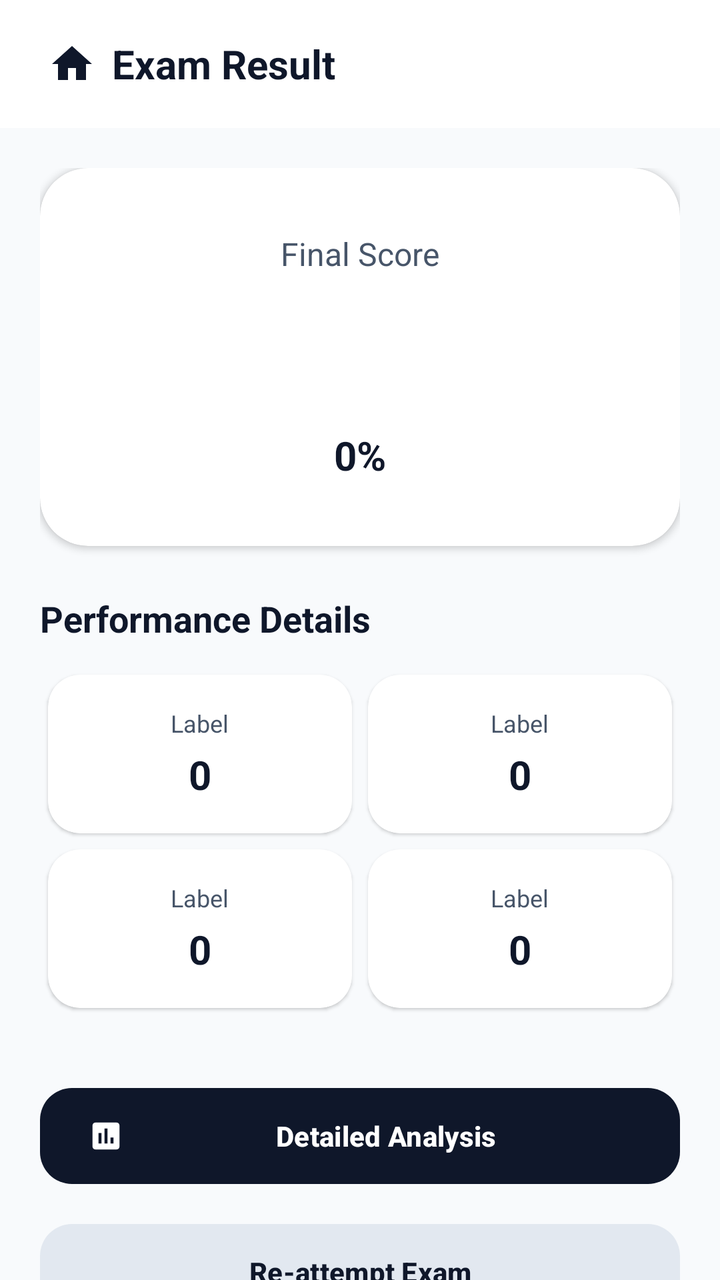
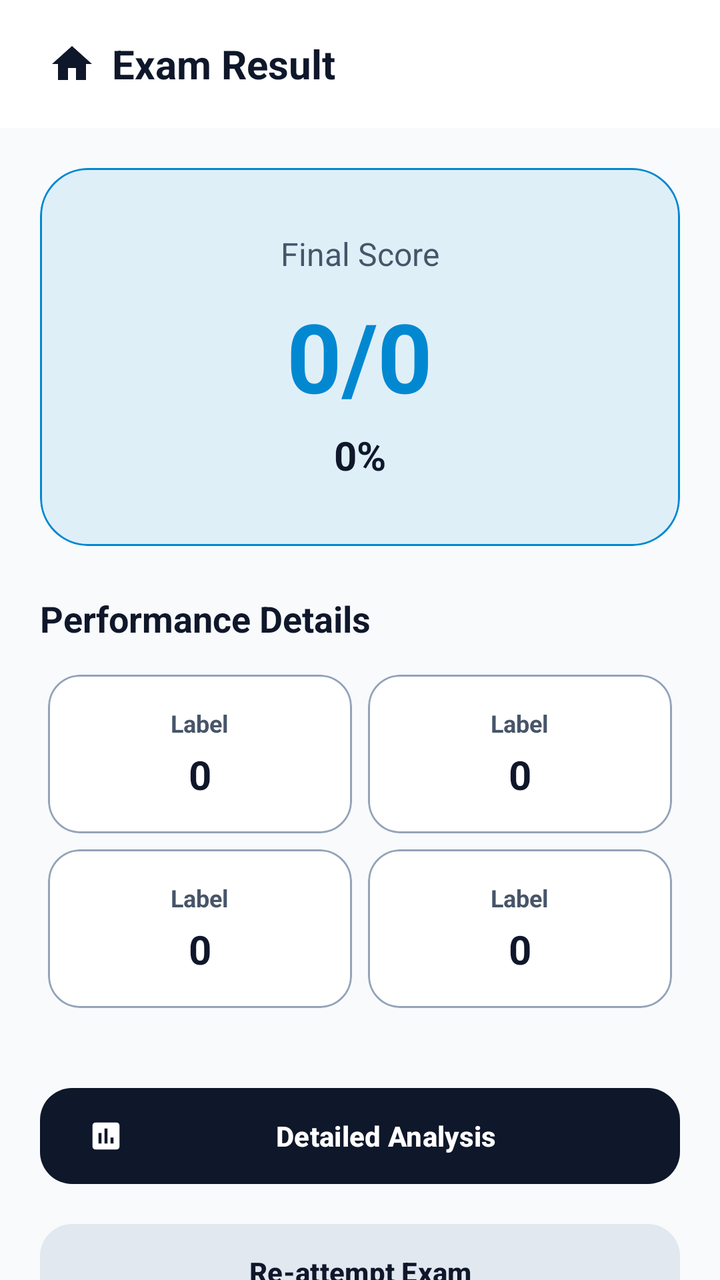

An Android layout rendered at two revisions. The XML below is the earlier revision; the diff shows what the commit changed to produce the second picture.
<!-- AndroidManifest.xml: application theme Theme.TestMaster -->
<!-- res/layout/activity_result.xml -->
<?xml version="1.0" encoding="utf-8"?>
<androidx.coordinatorlayout.widget.CoordinatorLayout xmlns:android="http://schemas.android.com/apk/res/android"
    xmlns:app="http://schemas.android.com/apk/res-auto"
    xmlns:tools="http://schemas.android.com/tools"
    android:layout_width="match_parent"
    android:layout_height="match_parent"
    android:background="@color/background"
    tools:context=".activities.ResultActivity">

    <com.google.android.material.appbar.AppBarLayout
        android:layout_width="match_parent"
        android:layout_height="wrap_content"
        app:elevation="0dp">

        <androidx.appcompat.widget.Toolbar
            android:id="@+id/toolbar"
            android:layout_width="match_parent"
            android:layout_height="?attr/actionBarSize"
            android:background="@color/surface">

            <ImageButton
                android:id="@+id/ib_home"
                android:layout_width="40dp"
                android:layout_height="40dp"
                android:background="?attr/selectableItemBackgroundBorderless"
                android:src="@drawable/baseline_home_24"
                app:tint="@color/text_primary" />

            <TextView
                android:layout_width="wrap_content"
                android:layout_height="wrap_content"
                android:layout_marginStart="16dp"
                android:text="Exam Result"
                android:textColor="@color/text_primary"
                android:textSize="20sp"
                android:textStyle="bold" />

        </androidx.appcompat.widget.Toolbar>
    </com.google.android.material.appbar.AppBarLayout>

    <androidx.core.widget.NestedScrollView
        android:layout_width="match_parent"
        android:layout_height="match_parent"
        app:layout_behavior="@string/appbar_scrolling_view_behavior">

        <LinearLayout
            android:layout_width="match_parent"
            android:layout_height="wrap_content"
            android:orientation="vertical"
            android:padding="20dp">

            <com.google.android.material.card.MaterialCardView
                android:layout_width="match_parent"
                android:layout_height="wrap_content"
                app:cardCornerRadius="24dp"
                app:cardElevation="2dp"
                app:strokeWidth="0dp">

                <LinearLayout
                    android:layout_width="match_parent"
                    android:layout_height="wrap_content"
                    android:gravity="center"
                    android:orientation="vertical"
                    android:padding="32dp">

                    <TextView
                        android:layout_width="wrap_content"
                        android:layout_height="wrap_content"
                        android:text="Final Score"
                        android:textColor="@color/text_secondary"
                        android:textSize="16sp" />

                    <TextView
                        android:id="@+id/total_marks"
                        android:layout_width="wrap_content"
                        android:layout_height="wrap_content"
                        android:layout_marginTop="8dp"
                        android:text="0/0"
                        android:textColor="@color/primary"
                        android:textSize="48sp"
                        android:textStyle="bold" />

                    <TextView
                        android:id="@+id/percentage"
                        android:layout_width="wrap_content"
                        android:layout_height="wrap_content"
                        android:layout_marginTop="4dp"
                        android:text="0%"
                        android:textColor="@color/text_primary"
                        android:textSize="20sp"
                        android:textStyle="bold" />

                </LinearLayout>
            </com.google.android.material.card.MaterialCardView>

            <TextView
                android:layout_width="wrap_content"
                android:layout_height="wrap_content"
                android:layout_marginTop="24dp"
                android:layout_marginBottom="12dp"
                android:text="Performance Details"
                android:textColor="@color/text_primary"
                android:textSize="18sp"
                android:textStyle="bold" />

            <GridLayout
                android:layout_width="match_parent"
                android:layout_height="wrap_content"
                android:alignmentMode="alignMargins"
                android:columnCount="2"
                android:columnOrderPreserved="false">

                
                <include
                    android:id="@+id/card_correct"
                    layout="@layout/layout_result_stat_item"
                    android:layout_width="0dp"
                    android:layout_height="wrap_content"
                    android:layout_columnWeight="1"
                    android:layout_margin="4dp" />

                
                <include
                    android:id="@+id/card_incorrect"
                    layout="@layout/layout_result_stat_item"
                    android:layout_width="0dp"
                    android:layout_height="wrap_content"
                    android:layout_columnWeight="1"
                    android:layout_margin="4dp" />

                
                <include
                    android:id="@+id/card_unattempted"
                    layout="@layout/layout_result_stat_item"
                    android:layout_width="0dp"
                    android:layout_height="wrap_content"
                    android:layout_columnWeight="1"
                    android:layout_margin="4dp" />

                
                <include
                    android:id="@+id/card_accuracy"
                    layout="@layout/layout_result_stat_item"
                    android:layout_width="0dp"
                    android:layout_height="wrap_content"
                    android:layout_columnWeight="1"
                    android:layout_margin="4dp" />

            </GridLayout>

            <LinearLayout
                android:layout_width="match_parent"
                android:layout_height="wrap_content"
                android:layout_marginTop="32dp"
                android:orientation="vertical">

                <com.google.android.material.button.MaterialButton
                    android:id="@+id/btn_analysis"
                    style="@style/Widget.Material3.Button"
                    android:layout_width="match_parent"
                    android:layout_height="56dp"
                    android:text="Detailed Analysis"
                    android:textColor="@color/primary"
                    android:textStyle="bold"
                    app:backgroundTint="@color/onPrimary"
                    app:cornerRadius="16dp"
                    app:icon="@drawable/baseline_assessment_24"
                    app:iconTint="@color/primary" />

                <com.google.android.material.button.MaterialButton
                    android:id="@+id/tv_reattempt"
                    style="@style/Widget.Material3.Button.TonalButton"
                    android:layout_width="match_parent"
                    android:layout_height="56dp"
                    android:layout_marginTop="12dp"
                    android:text="Re-attempt Exam"
                    android:textColor="@color/onPrimary"
                    android:textStyle="bold"
                    app:backgroundTint="@color/primary_variant"
                    app:cornerRadius="16dp" />

            </LinearLayout>

        </LinearLayout>
    </androidx.core.widget.NestedScrollView>

</androidx.coordinatorlayout.widget.CoordinatorLayout>
<!-- res/layout/layout_result_stat_item.xml (included above) -->
<?xml version="1.0" encoding="utf-8"?>
<com.google.android.material.card.MaterialCardView xmlns:android="http://schemas.android.com/apk/res/android"
    xmlns:app="http://schemas.android.com/apk/res-auto"
    android:layout_width="match_parent"
    android:layout_height="wrap_content"
    app:cardCornerRadius="16dp"
    app:cardElevation="1dp"
    app:strokeWidth="0dp">

    <LinearLayout
        android:layout_width="match_parent"
        android:layout_height="wrap_content"
        android:gravity="center"
        android:orientation="vertical"
        android:padding="16dp">

        <TextView
            android:id="@+id/stat_label"
            android:layout_width="wrap_content"
            android:layout_height="wrap_content"
            android:text="Label"
            android:textColor="@color/text_secondary"
            android:textSize="12sp" />

        <TextView
            android:id="@+id/stat_value"
            android:layout_width="wrap_content"
            android:layout_height="wrap_content"
            android:layout_marginTop="4dp"
            android:text="0"
            android:textColor="@color/text_primary"
            android:textSize="20sp"
            android:textStyle="bold" />

    </LinearLayout>
</com.google.android.material.card.MaterialCardView>
<!-- resources referenced by this layout -->
<resources>
  <color name="background">#F8FAFC</color>
  <color name="onPrimary">#0F172A</color>
  <color name="primary">#FFFFFF</color>
  <color name="primary_variant">#E2E8F0</color>
  <color name="surface">#FFFFFF</color>
  <color name="text_primary">#0F172A</color>
  <color name="text_secondary">#475569</color>
  <!-- drawable baseline_assessment_24 (drawable) -->
  <vector xmlns:android="http://schemas.android.com/apk/res/android"
      android:width="24dp"
      android:height="24dp"
      android:viewportWidth="24"
      android:viewportHeight="24"
      android:tint="?attr/colorControlNormal">
    <path
        android:fillColor="@android:color/white"
        android:pathData="M19,3H5C3.9,3 3,3.9 3,5V19C3,20.1 3.9,21 5,21H19C20.1,21 21,20.1 21,19V5C21,3.9 20.1,3 19,3ZM9,17H7V10H9V17ZM13,17H11V7H13V17ZM17,17H15V13H17V17Z"/>
  </vector>
  <!-- drawable baseline_home_24 (drawable) -->
  <vector android:height="24dp" android:tint="#000000"
      android:viewportHeight="24" android:viewportWidth="24"
      android:width="24dp" xmlns:android="http://schemas.android.com/apk/res/android">
      <path android:fillColor="@android:color/white" android:pathData="M10,20v-6h4v6h5v-8h3L12,3 2,12h3v8z"/>
  </vector>
  <style name="Theme.TestMaster" parent="Base.Theme.TestMaster" />
  <style name="Base.Theme.TestMaster" parent="Theme.Material3.DayNight.NoActionBar">
          
          <item name="colorPrimary">@color/primary</item>
          <item name="colorOnPrimary">@color/onPrimary</item>
          <item name="colorPrimaryContainer">@color/primaryContainer</item>
          <item name="colorOnPrimaryContainer">@color/onPrimaryContainer</item>
  
          <item name="colorSecondary">@color/secondary</item>
          <item name="colorOnSecondary">@color/onSecondary</item>
          <item name="colorSecondaryContainer">@color/secondaryContainer</item>
          <item name="colorOnSecondaryContainer">@color/onSecondaryContainer</item>
  
          
          <item name="android:windowBackground">@color/background</item>
          <item name="colorSurface">@color/surface</item>
          <item name="colorOnSurface">@color/onSurface</item>
          <item name="colorSurfaceVariant">@color/surfaceVariant</item>
          <item name="colorOnSurfaceVariant">@color/onSurfaceVariant</item>
          <item name="colorOutline">@color/outline</item>
  
          
          <item name="colorError">@color/error</item>
          <item name="colorOnError">@color/onError</item>
          <item name="colorErrorContainer">@color/errorContainer</item>
          <item name="colorOnErrorContainer">@color/onErrorContainer</item>
  
          
          <item name="android:statusBarColor">@color/surface</item>
          <item name="android:windowLightStatusBar">true</item>
      </style>
  <color name="primaryContainer">#F1F5F9</color>
  <color name="onPrimaryContainer">#0F172A</color>
  <color name="secondary">#64748B</color>
  <color name="onSecondary">#FFFFFF</color>
  <color name="secondaryContainer">#E2E8F0</color>
  <color name="onSecondaryContainer">#0F172A</color>
  <color name="onSurface">#0F172A</color>
  <color name="surfaceVariant">#E2E8F0</color>
  <color name="onSurfaceVariant">#475569</color>
  <color name="outline">#94A3B8</color>
  <color name="error">#DC2626</color>
  <color name="onError">#FFFFFF</color>
  <color name="errorContainer">#FEE2E2</color>
  <color name="onErrorContainer">#7F1D1D</color>
</resources>

<!-- the commit's change to res/layout/activity_result.xml (unified diff, before → after) -->
@@ -50,11 +50,14 @@
             android:padding="20dp">
 
             <com.google.android.material.card.MaterialCardView
+                android:id="@+id/card_score_banner"
                 android:layout_width="match_parent"
                 android:layout_height="wrap_content"
+                app:cardBackgroundColor="@color/blue_bg"
                 app:cardCornerRadius="24dp"
-                app:cardElevation="2dp"
-                app:strokeWidth="0dp">
+                app:cardElevation="0dp"
+                app:strokeColor="@color/bluetint"
+                app:strokeWidth="1dp">
 
                 <LinearLayout
                     android:layout_width="match_parent"
@@ -67,7 +70,7 @@
                         android:layout_width="wrap_content"
                         android:layout_height="wrap_content"
                         android:text="Final Score"
-                        android:textColor="@color/text_secondary"
+                        android:textColor="@color/onSurfaceVariant"
                         android:textSize="16sp" />
 
                     <TextView
@@ -76,7 +79,7 @@
                         android:layout_height="wrap_content"
                         android:layout_marginTop="8dp"
                         android:text="0/0"
-                        android:textColor="@color/primary"
+                        android:textColor="@color/bluetint"
                         android:textSize="48sp"
                         android:textStyle="bold" />
 
@@ -86,7 +89,7 @@
                         android:layout_height="wrap_content"
                         android:layout_marginTop="4dp"
                         android:text="0%"
-                        android:textColor="@color/text_primary"
+                        android:textColor="@color/onSurface"
                         android:textSize="20sp"
                         android:textStyle="bold" />
 
@@ -189,13 +192,16 @@
 <?xml version="1.0" encoding="utf-8"?>
 <com.google.android.material.card.MaterialCardView xmlns:android="http://schemas.android.com/apk/res/android"
     xmlns:app="http://schemas.android.com/apk/res-auto"
+    android:id="@+id/stat_card_root"
     android:layout_width="match_parent"
     android:layout_height="wrap_content"
     app:cardCornerRadius="16dp"
-    app:cardElevation="1dp"
-    app:strokeWidth="0dp">
+    app:cardElevation="0dp"
+    app:strokeWidth="1dp"
+    app:strokeColor="@color/outline">
 
     <LinearLayout
+        android:id="@+id/stat_container"
         android:layout_width="match_parent"
         android:layout_height="wrap_content"
         android:gravity="center"
@@ -208,7 +214,8 @@
             android:layout_height="wrap_content"
             android:text="Label"
             android:textColor="@color/text_secondary"
-            android:textSize="12sp" />
+            android:textSize="12sp"
+            android:textStyle="bold" />
 
         <TextView
             android:id="@+id/stat_value"
<!-- resource entries referenced after the edit -->
@@ -1,6 +1,8 @@
 <!-- resources referenced by this layout -->
 <resources>
   <color name="background">#F8FAFC</color>
+  <color name="blue_bg">#1A0288D1</color>
+  <color name="bluetint">#0288D1</color>
   <color name="onPrimary">#0F172A</color>
   <color name="primary">#FFFFFF</color>
   <color name="primary_variant">#E2E8F0</color>
@@ -52,6 +54,9 @@
           <item name="colorOnErrorContainer">@color/onErrorContainer</item>
   
           
+          <item name="colorControlActivated">@color/accent</item>
+  
+          
           <item name="android:statusBarColor">@color/surface</item>
           <item name="android:windowLightStatusBar">true</item>
       </style>
@@ -69,5 +74,6 @@
   <color name="onError">#FFFFFF</color>
   <color name="errorContainer">#FEE2E2</color>
   <color name="onErrorContainer">#7F1D1D</color>
+  <color name="accent">#334155</color>
 </resources>
 
